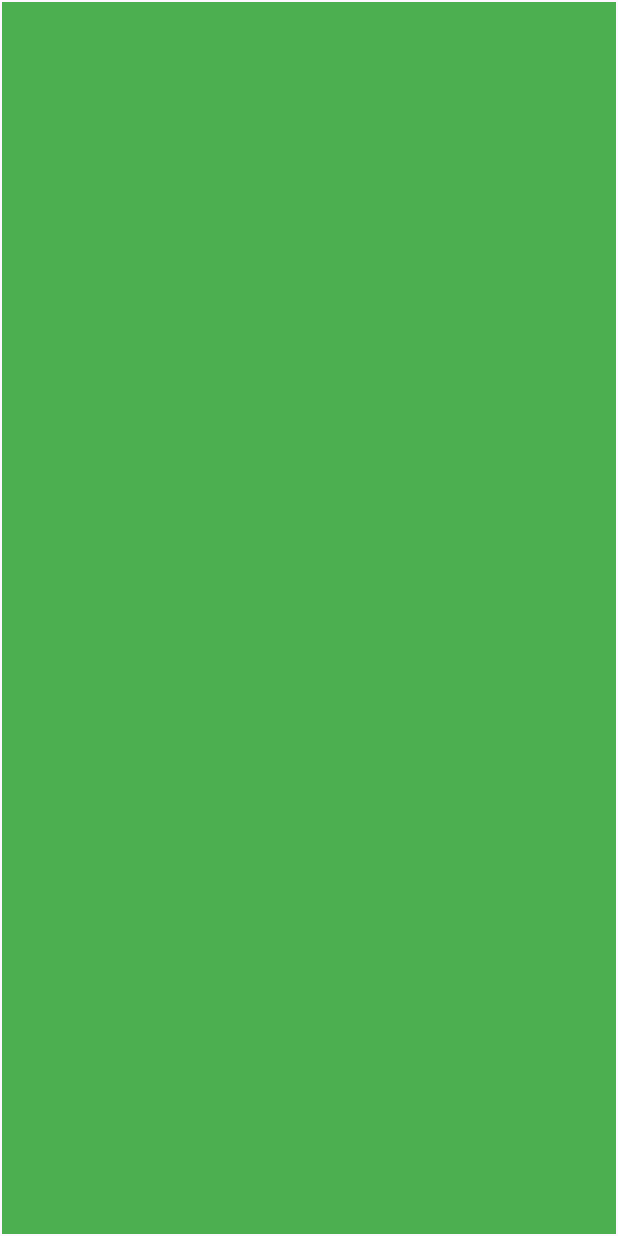
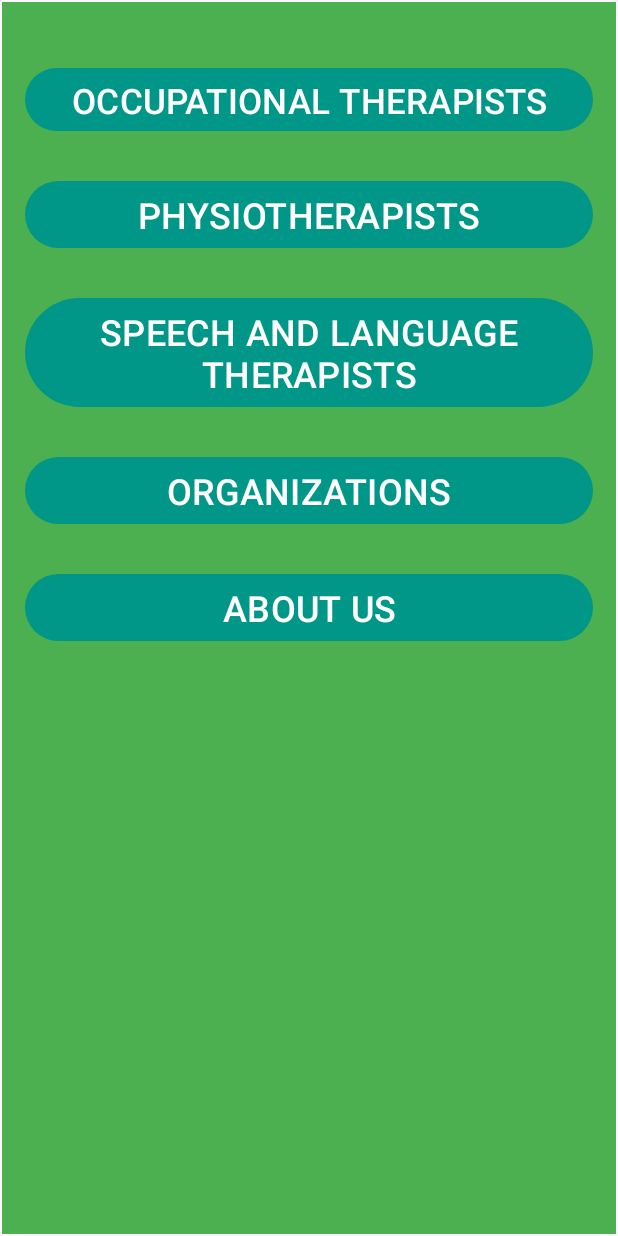
Before and after one commit to ZephaNoah/purple_butterfly, an Android app: the LandingPageFragment screen opened through its navigation route, on a phone screen of 412 x 824 dp. Run offline under Robolectric (Android 15) with nearby library versions, the light colour scheme and no system bars.

Commit message:
here we go

```diff
--- a/app/src/main/res/layout/fragment_landing_page.xml
+++ b/app/src/main/res/layout/fragment_landing_page.xml
@@ -1,14 +1,81 @@
 <?xml version="1.0" encoding="utf-8"?>
 <androidx.constraintlayout.widget.ConstraintLayout xmlns:android="http://schemas.android.com/apk/res/android"
+    xmlns:app="http://schemas.android.com/apk/res-auto"
     xmlns:tools="http://schemas.android.com/tools"
     android:id="@+id/constraintLayout6"
     android:layout_width="match_parent"
     android:layout_height="match_parent"
     android:background="#4CAF50"
-    tools:context=".LandingPageFragment" >
+    tools:context=".LandingPageFragment">
 
-    <GridView
-        android:layout_width="match_parent"
-        android:layout_height="match_parent"
-        android:numColumns="2" />
+    <androidx.core.widget.NestedScrollView
+        android:id="@+id/nestedScrollView"
+        android:layout_width="0dp"
+        android:layout_height="0dp"
+        app:layout_constraintBottom_toBottomOf="parent"
+        app:layout_constraintEnd_toEndOf="parent"
+        app:layout_constraintStart_toStartOf="parent"
+        app:layout_constraintTop_toTopOf="parent">
+
+        <LinearLayout
+            android:layout_width="match_parent"
+            android:layout_height="wrap_content"
+            android:orientation="vertical">
+
+            <Button
+                android:id="@+id/occupationalTherapistsLandingPageButton"
+                android:layout_width="match_parent"
+                android:layout_height="50dp"
+                android:layout_marginStart="15dp"
+                android:layout_marginTop="40dp"
+                android:layout_marginEnd="15dp"
+                android:contextClickable="true"
+                android:text="@string/occupationalTherapists"
+                android:textSize="23sp" />
+
+            <Button
+                android:id="@+id/physiotherapistsLandingPageButton"
+                android:layout_width="match_parent"
+                android:layout_height="wrap_content"
+                android:layout_marginStart="15dp"
+                android:layout_marginTop="25dp"
+                android:layout_marginEnd="15dp"
+                android:contextClickable="true"
+                android:text="@string/physiotherapists"
+                android:textSize="24sp" />
+
+            <Button
+                android:id="@+id/speechTherapistLandingPageButton"
+                android:layout_width="match_parent"
+                android:layout_height="wrap_content"
+                android:layout_marginStart="15dp"
+                android:layout_marginTop="25dp"
+                android:layout_marginEnd="15dp"
+                android:contextClickable="true"
+                android:text="@string/speechLanguageTherapist"
+                android:textSize="24sp" />
+
+            <Button
+                android:id="@+id/organizationsLandingPageButton"
+                android:layout_width="match_parent"
+                android:layout_height="wrap_content"
+                android:layout_marginStart="15dp"
+                android:layout_marginTop="25dp"
+                android:layout_marginEnd="15dp"
+                android:contextClickable="true"
+                android:text="@string/organizations"
+                android:textSize="24sp" />
+
+            <Button
+                android:id="@+id/aboutUsLandingPageButton"
+                android:layout_width="match_parent"
+                android:layout_height="wrap_content"
+                android:layout_marginStart="15dp"
+                android:layout_marginTop="25dp"
+                android:layout_marginEnd="15dp"
+                android:text="@string/about"
+                android:textSize="24sp" />
+        </LinearLayout>
+    </androidx.core.widget.NestedScrollView>
+
 </androidx.constraintlayout.widget.ConstraintLayout>
--- a/app/src/main/res/layout/fragment_occupational_therapist.xml
+++ b/app/src/main/res/layout/fragment_occupational_therapist.xml
@@ -7,57 +7,6 @@
     android:layout_width="match_parent"
     android:layout_height="match_parent"
     android:background="#4CAF50">
-
-    <com.google.android.material.appbar.AppBarLayout
-        android:id="@+id/appbar"
-        android:layout_width="match_parent"
-        android:layout_height="wrap_content"
-        android:layout_marginBottom="1dp"
-        android:background="#4CAF50"
-        app:layout_constraintBottom_toTopOf="@id/line"
-        app:layout_constraintEnd_toEndOf="parent"
-        app:layout_constraintStart_toStartOf="parent"
-        app:layout_constraintTop_toTopOf="parent">
-
-        <TextView
-            android:id="@+id/occupationalTherapyPage"
-            android:layout_width="match_parent"
-            android:layout_height="60dp"
-            android:background="#4CAF50"
-            android:gravity="center"
-            android:text="@string/OccupationalTherapists"
-            android:textColor="#01080E"
-            android:textSize="24sp" />
-
-        <com.google.android.material.tabs.TabLayout
-            android:id="@+id/tabs"
-            android:layout_width="match_parent"
-            android:layout_height="wrap_content"
-
-            app:tabMode="scrollable">
-
-            <com.google.android.material.tabs.TabItem
-                android:layout_width="match_parent"
-                android:layout_height="wrap_content"
-                android:text="Tab1" />
-
-            <com.google.android.material.tabs.TabItem
-                android:layout_width="match_parent"
-                android:layout_height="wrap_content"
-                android:text="Tab2" />
-
-            <com.google.android.material.tabs.TabItem
-                android:layout_width="wrap_content"
-                android:layout_height="wrap_content"
-                android:text="Tab3" />
-
-            <com.google.android.material.tabs.TabItem
-                android:layout_width="wrap_content"
-                android:layout_height="wrap_content"
-                android:text="Tab4" />
-        </com.google.android.material.tabs.TabLayout>
-
-    </com.google.android.material.appbar.AppBarLayout>
 
     <androidx.constraintlayout.widget.Guideline
         android:id="@+id/line"
--- a/app/src/main/res/layout/fragment_splash.xml
+++ b/app/src/main/res/layout/fragment_splash.xml
@@ -5,7 +5,7 @@
     android:id="@+id/constraintLayout"
     android:layout_width="match_parent"
     android:layout_height="match_parent"
-    android:background="#1FEC26"
+    android:background="#11D118"
     tools:context=".SplashFragment">
 
     <ImageView
--- a/app/src/main/res/navigation-ldltr/main_nav_graph.xml
+++ b/app/src/main/res/navigation-ldltr/main_nav_graph.xml
@@ -3,7 +3,8 @@
     xmlns:app="http://schemas.android.com/apk/res-auto"
     xmlns:tools="http://schemas.android.com/tools"
     android:id="@+id/main_nav_graph"
-    app:startDestination="@id/splashFragment">
+    app:startDestination="@id/splashFragment"
+    tools:ignore="ExtraText">
 
     <fragment
         android:id="@+id/splashFragment"
@@ -58,7 +59,11 @@
         android:id="@+id/therapistSignUpFragment"
         android:name="com.example.purplebutterfly.MedicalPractitionerSignUpFragment"
         android:label="fragment_therapist_sign_up"
-        tools:layout="@layout/fragment_medical_practitioner_sign_up" />
+        tools:layout="@layout/fragment_medical_practitioner_sign_up" >
+        <action
+            android:id="@+id/action_therapistSignUpFragment_to_medicalPractitionerProfileFragment2"
+            app:destination="@id/medicalPractitionerProfileFragment2" />
+    </fragment>
     <fragment
         android:id="@+id/nonMedicalPractitionerSignUpFragment"
         android:name="com.example.purplebutterfly.NonMedicalPractitionerSignUpFragment"
@@ -78,4 +83,14 @@
             android:id="@+id/action_organizationSignUpFragment_to_organisationProfileFragment"
             app:destination="@id/organisationProfileFragment" />
     </fragment>
+    <fragment
+        android:id="@+id/occupationalTherapistFragment"
+        android:name="com.example.purplebutterfly.OccupationalTherapistFragment"
+        android:label="OccupationalTherapistFragment" />
+        tools:layout="@layout/fragment_occupational_therapist" />
+    <fragment
+        android:id="@+id/medicalPractitionerProfileFragment2"
+        android:name="com.example.purplebutterfly.MedicalPractitionerProfileFragment"
+        android:label="fragment_medical_practitioner_profile"
+        tools:layout="@layout/fragment_medical_practitioner_profile" />
 </navigation>
--- a/app/src/main/res/values-night/strings.xml
+++ b/app/src/main/res/values-night/strings.xml
@@ -59,4 +59,9 @@
     <string name="chatTab">Chat</string>
     <string name="SpeechTherapistGroup">Groups</string>
     <string name="frames">Frames</string>
+    <string name="occupationalTherapistss">OCCUPATIONAL THERAPISTS</string>
+    <string name="physiotherapists">PHYSIOTHERAPISTS</string>
+    <string name="speechLanguageTherapist">SPEECH AND LANGUAGE THERAPIST</string>
+    <string name="organizations">ORGANIZATIONS</string>
+    <string name="about">ABOUT</string>
 </resources>
--- a/app/src/main/res/values/strings.xml
+++ b/app/src/main/res/values/strings.xml
@@ -58,4 +58,9 @@
     <string name="chatTab">Chat</string>
     <string name="SpeechTherapistGroup">Groups</string>
     <string name="frames">Frames</string>
+    <string name="OccupationalTherapists">OCCUPATIONAL THERAPISTS</string>
+    <string name="physiotherapists">PHYSIOTHERAPISTS</string>
+    <string name="speechLanguageTherapist">SPEECH AND LANGUAGE THERAPISTS</string>
+    <string name="organizations">ORGANIZATIONS</string>
+    <string name="about">ABOUT US</string>
 </resources>
```
Also changed, not shown: app/src/main/res/drawable-mdpi/drop_down_icon.webp (deleted).
